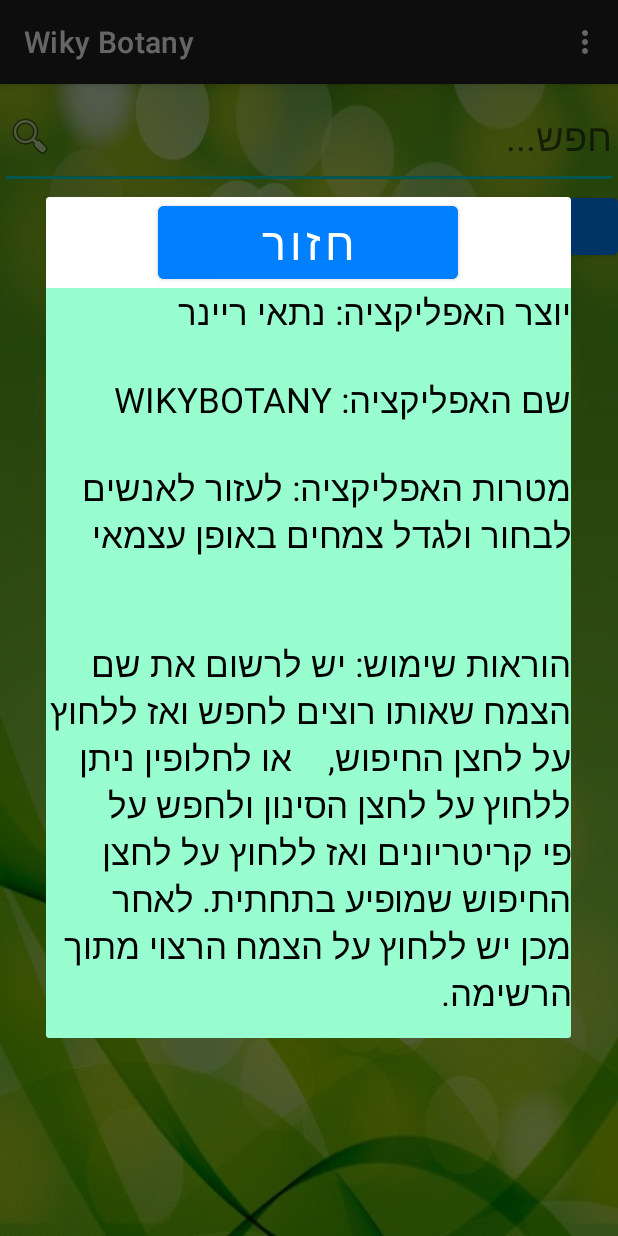
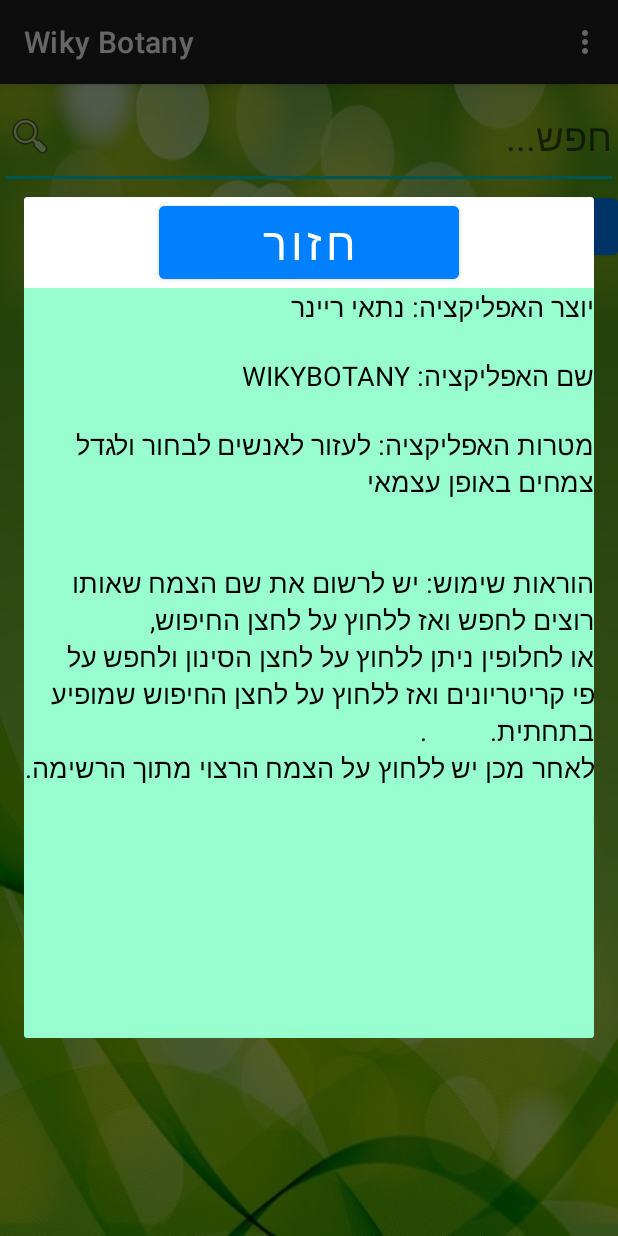
Before and after one commit to nitai234/WikyBotany, an Android app: the screen it shows after launch (MainActivity), in the options menu, after a tap on "מידע על האפליקציה", on a phone screen of 412 x 824 dp. Run offline under Robolectric (Android 15) with nearby library versions, the phone set to English and light mode, and no system bars.

Commit message:
תיקון הטקסטורה *עדיין יש את הבאג של הcursor

```diff
--- a/app/src/main/java/com/example/wikybotany/PlantList_screen2.java
+++ b/app/src/main/java/com/example/wikybotany/PlantList_screen2.java
@@ -26,8 +26,7 @@ public class PlantList_screen2 extends AppCompatActivity implements View.OnClick
     Intent intentGetMain, intentToScreen3;
     Button BTback;
     @Override
-    protected void onCreate(Bundle savedInstanceState)
-    {
+    protected void onCreate(Bundle savedInstanceState) {
         super.onCreate(savedInstanceState);
         setContentView(R.layout.activity_plant_list_screen2);
 
@@ -45,48 +44,35 @@ public class PlantList_screen2 extends AppCompatActivity implements View.OnClick
 
         LVplants.setOnItemClickListener(this);
 
-        if (intentGetMain.getExtras().containsKey("search_all"))
-        {
+
+        if (intentGetMain.getExtras().containsKey("search_by_word")) {
+            sqLiteHelper.open();
+            String selection = "plant_name" + "=? ", searchWord = intentGetMain.getExtras().toString();
+            String[] selectionArgs = {searchWord};
+            plantsList = sqLiteHelper.getByWordPlant(selection, selectionArgs);
+            sqLiteHelper.close();
+
+            if (plantsList.isEmpty()) {
+                Toast.makeText(this, "no results", Toast.LENGTH_LONG).show();
+            } else {
+                lineDisplayAdapter = new LineDisplayAdapter(this, R.layout.custom_layout, plantsList);
+                LVplants.setAdapter(lineDisplayAdapter);
+            }
+
+        } else if (intentGetMain.getExtras().containsKey("search_all")) {
             sqLiteHelper.open();
             plantsList = sqLiteHelper.getAllPlants();
             sqLiteHelper.close();
 
-            if(plantsList.isEmpty())
-            {
-                Toast.makeText(this,"no results", Toast.LENGTH_LONG).show();
-            }
-            else {
+            if (plantsList.isEmpty()) {
+                Toast.makeText(this, "no results", Toast.LENGTH_LONG).show();
+                intentGetMain.removeExtra("search_all");
+            } else {
                 lineDisplayAdapter = new LineDisplayAdapter(this, R.layout.custom_layout, plantsList);
                 LVplants.setAdapter(lineDisplayAdapter);
+                intentGetMain.removeExtra("search_all");
             }
-
-
-
-        }
-
-        else if (intentGetMain.getExtras().containsKey("search_by_word"))
-        {
-            sqLiteHelper.open();
-            String selection = "plant_name"+"=?", searchWord = intentGetMain.getExtras().toString();
-            String[] selectionArgs = {searchWord};
-            plantsList = sqLiteHelper.getByWordPlant(selection, selectionArgs);
-            sqLiteHelper.close();
-
-            if(plantsList.isEmpty())
-            {
-                Toast.makeText(this,"no results", Toast.LENGTH_LONG).show();
-            }
-
-            else
-            {
-                lineDisplayAdapter = new LineDisplayAdapter(this, R.layout.custom_layout, plantsList);
-                LVplants.setAdapter(lineDisplayAdapter);
-            }
-
-        }
-
-        else if (intentGetMain.getExtras().containsKey("search_by_filter"))
-        {
+        } else if (intentGetMain.getExtras().containsKey("search_by_filter")) {
 
         }
 
--- a/app/src/main/res/layout/activity_details_screen3.xml
+++ b/app/src/main/res/layout/activity_details_screen3.xml
@@ -5,6 +5,7 @@
     android:layout_width="match_parent"
     android:layout_height="match_parent"
     android:orientation="vertical"
+    android:background="@drawable/details_back"
     tools:context=".Details_screen3">
 
 
--- a/app/src/main/res/layout/dialog_information.xml
+++ b/app/src/main/res/layout/dialog_information.xml
@@ -4,6 +4,13 @@
     android:layout_height="wrap_content"
     android:orientation="vertical">
 
+    <ScrollView
+        android:layout_width="match_parent"
+        android:layout_height="match_parent">
+        <LinearLayout
+            android:layout_width="match_parent"
+            android:layout_height="match_parent"
+            android:orientation="vertical">
             <Button
                 android:id="@+id/BTDback2"
                 android:layout_width="200dp"
@@ -14,15 +21,17 @@
                 android:textSize="30dp"/>
 
             <TextView
-        android:layout_width="350dp"
+                android:layout_width="wrap_content"
                 android:layout_height="500dp"
                 android:background="#8033FD9F"
                 android:text="יוצר האפליקציה: נתאי ריינר
         \n\nשם האפליקציה: WIKYBOTANY
         \n\nמטרות האפליקציה: לעזור לאנשים לבחור ולגדל צמחים באופן עצמאי\n
-\n\nהוראות שימוש: יש לרשום את שם הצמח שאותו רוצים לחפש ואז ללחוץ על לחצן החיפוש,    או לחלופין ניתן ללחוץ על לחצן הסינון ולחפש על פי קריטריונים ואז ללחוץ על לחצן החיפוש שמופיע בתחתית.
-לאחר מכן יש ללחוץ על הצמח הרצוי מתוך הרשימה.
+        \n\nהוראות שימוש: יש לרשום את שם הצמח שאותו רוצים לחפש ואז ללחוץ על לחצן החיפוש,  \nאו לחלופין ניתן ללחוץ על לחצן הסינון ולחפש על פי קריטריונים ואז ללחוץ על לחצן החיפוש שמופיע בתחתית.
+        .\nלאחר מכן יש ללחוץ על הצמח הרצוי מתוך הרשימה.
         "
                 android:textColor="#000000"
-        android:textSize="23sp" />
+                android:textSize="18sp" />
         </LinearLayout>
+    </ScrollView>
+</LinearLayout>
```
Also changed, not shown: app/src/main/res/layout/dialog_filters.xml (+9 -9 lines), app/src/main/res/drawable/details_back.png (added). Lines whose indentation alone changed are shown as unchanged.
